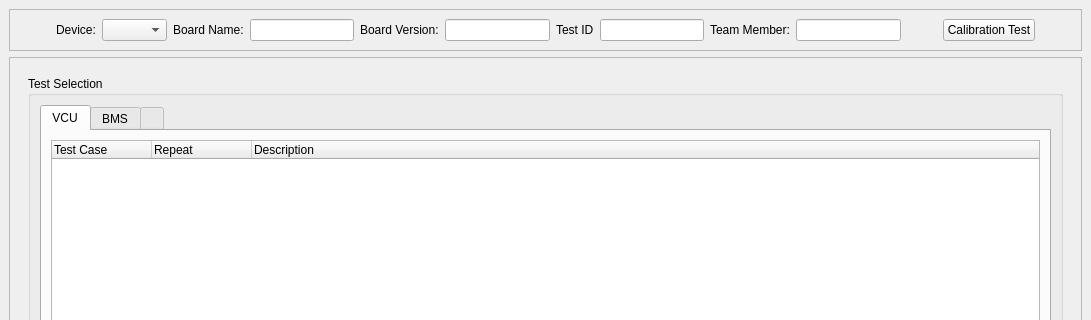
Old version of the form TestBoardGUI/ui/mainwindow.ui in the repository sfuphantom/testing; both pictures show x 0 to 1091 and y 0 to 320 of the 1091 by 810 pixel window.
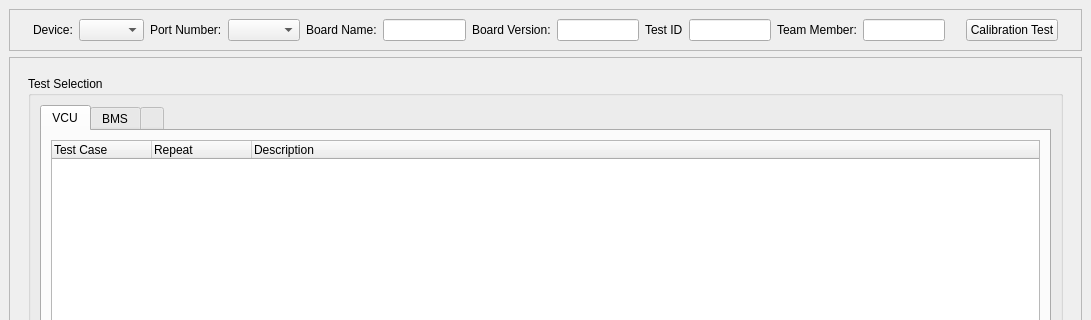
New version of the form.

Commit message: add com port select

```diff
--- a/TestBoardGUI/ui/mainwindow.ui
+++ b/TestBoardGUI/ui/mainwindow.ui
@@ -64,6 +64,16 @@
          </item>
         </widget>
        </item>
+       <item>
+        <widget class="QLabel" name="label">
+         <property name="text">
+          <string>Port Number:</string>
+         </property>
+        </widget>
+       </item>
+       <item>
+        <widget class="QComboBox" name="portNumber"/>
+       </item>
        <item>
         <widget class="QLabel" name="boardNameLabel">
          <property name="text">
```
The commit also changes 1 other file.
